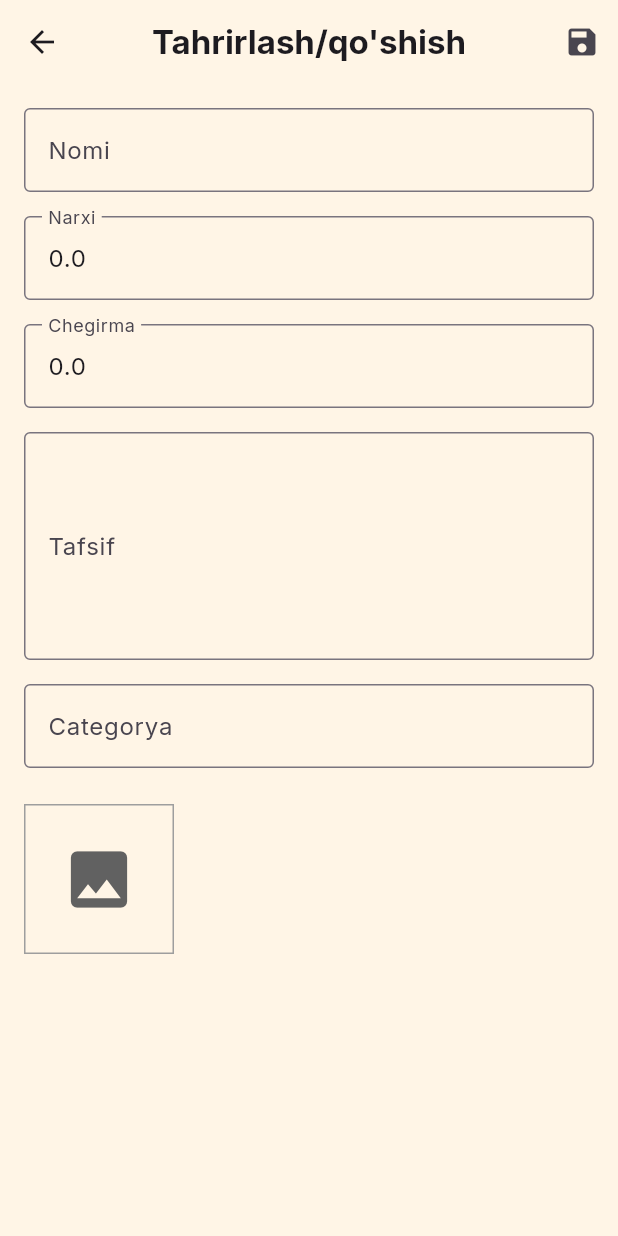
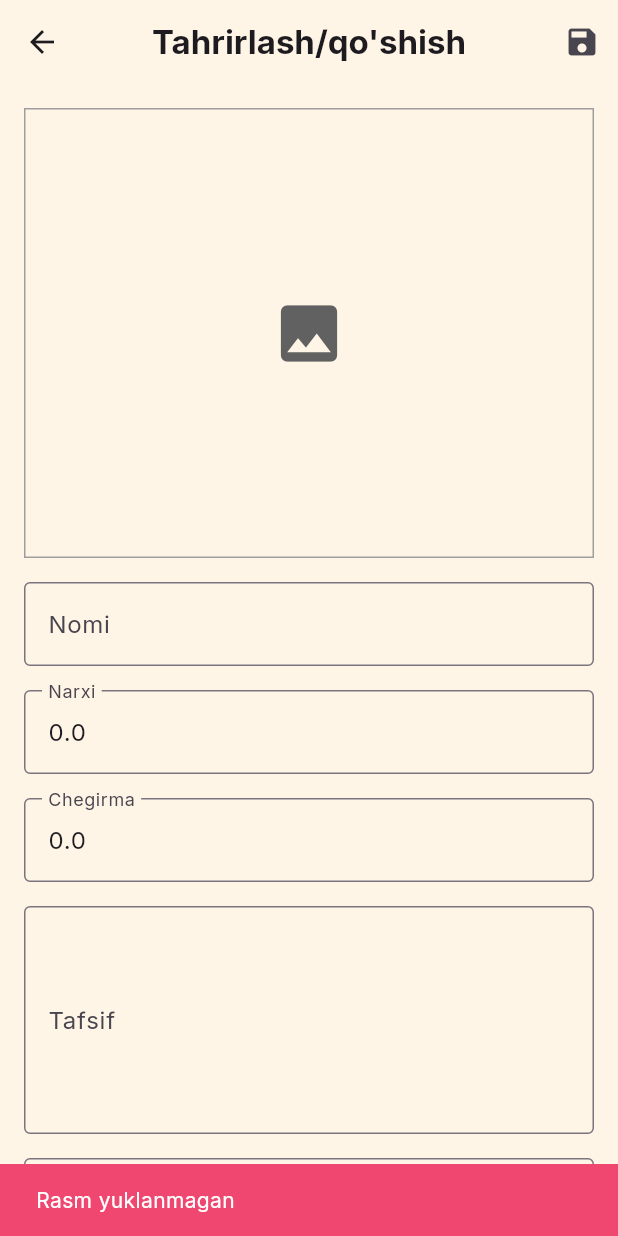
Before and after one commit to MrXon7/onlinesavdo, a Flutter app: the EditProductScreen screen opened directly, after a tap on the "image" icon, on a phone screen of 412 x 824 dp. Run offline on Flutter 3.47's test engine with Material 3 defaults, Android fonts, the phone set to English and light mode, and no system bars; our stand-ins replace cloud_firestore, firebase_core, google_fonts, image_picker; accounts and stored records are empty.

Commit message:
Rasm yuklash qo'shildi

```diff
--- /dev/null
+++ b/lib/data/models/image_model.dart
@@ -0,0 +1,26 @@
+import 'package:uuid/uuid.dart';
+
+class ImageBB {
+  final String url;
+  final String deleteUrl;
+
+
+  ImageBB({
+    required this.url,
+    required this.deleteUrl,
+  });
+
+  factory ImageBB.fromJson(Map<String, dynamic> json) {
+    return ImageBB(
+      url: json['url'],
+      deleteUrl: json['delete_url'],
+    );
+  }
+
+   Map<String, dynamic> toJson() {
+    return {
+      'url': url,
+      'delete_url': deleteUrl,
+    };
+  }
+}
--- a/lib/data/models/product_model.dart
+++ b/lib/data/models/product_model.dart
@@ -1,10 +1,12 @@
+import 'package:online_savdo/data/models/image_model.dart';
+
 class Product {
   final String id;
   final String name;
   final String description;
   final double price;
   final double discount;
-  final String imageUrl;
+  final ImageBB image;
   final String categorie;
 
   Product({
@@ -13,7 +15,7 @@ class Product {
     required this.description,
     required this.price,
     required this.discount,
-    required this.imageUrl,
+    required this.image,
     required this.categorie,
   });
 
@@ -25,7 +27,7 @@ class Product {
       description: json['description'],
       price: json['price'].toDouble(),
       discount: json['discount'].toDouble(),
-      imageUrl: json['imageUrl'],
+      image: ImageBB.fromJson(json['image']),
       categorie: json['categorie'],
     );
   }
@@ -38,7 +40,7 @@ class Product {
       'description': description,
       'price': price,
       'discount': discount,
-      'imageUrl': imageUrl,
+      'image': image.toJson(),
       'categorie': categorie,
     };
   }
--- a/lib/main.dart
+++ b/lib/main.dart
@@ -9,6 +9,7 @@ import 'package:online_savdo/core/constants/colors.dart';
 import 'package:online_savdo/firebase_options.dart';
 import 'package:online_savdo/presentation/providers/auth_provider.dart';
 import 'package:online_savdo/presentation/providers/cart_provider.dart';
+import 'package:online_savdo/presentation/providers/image_provider.dart';
 import 'package:online_savdo/presentation/providers/order_provider.dart';
 import 'package:online_savdo/presentation/providers/product_provider.dart';
 import 'package:online_savdo/presentation/providers/search_provider.dart';
@@ -29,6 +30,7 @@ Future<void> main() async{
       ChangeNotifierProvider(create: (_) => OrderProvider()),
       ChangeNotifierProvider(create: (_) => ProductProvider()),
       ChangeNotifierProvider(create: (_) => AuthProvider()),
+      ChangeNotifierProvider(create: (_) => ImageBBProvider()),
     ],
     child: MyApp(),
   ));
--- a/lib/presentation/pages/admin_pages/editProductScreen.dart
+++ b/lib/presentation/pages/admin_pages/editProductScreen.dart
@@ -1,20 +1,22 @@
 import 'package:flutter/material.dart';
 import 'package:google_fonts/google_fonts.dart';
-import 'package:image_picker/image_picker.dart';
+import 'package:online_savdo/core/constants/colors.dart';
+import 'package:online_savdo/data/models/image_model.dart';
 import 'package:online_savdo/data/models/product_model.dart';
+import 'package:online_savdo/presentation/providers/image_provider.dart';
 import 'package:online_savdo/presentation/providers/product_provider.dart';
 import 'package:provider/provider.dart';
-import 'dart:io';
 
+// ignore: must_be_immutable
 class EditProductScreen extends StatelessWidget {
   final Product product;
-  EditProductScreen({super.key, required this.product});
+  EditProductScreen({super.key, required this.product,} );
   final TextEditingController _nameController = TextEditingController();
   final TextEditingController _priceController = TextEditingController();
   final TextEditingController _discountController = TextEditingController();
   final TextEditingController _descriptionController = TextEditingController();
   final TextEditingController _categoryController = TextEditingController();
-  final _imageUrlController = TextEditingController();
+  late ImageBB _imageController=product.image;
   final _form = GlobalKey<FormState>();
 
   @override
@@ -24,8 +26,8 @@ class EditProductScreen extends StatelessWidget {
     _discountController.text = product.discount.toString();
     _descriptionController.text = product.description;
     _categoryController.text = product.categorie;
-    _imageUrlController.text = product.imageUrl;
 
+    final imgProvider = Provider.of<ImageBBProvider>(context);
     Future<void> saveForm() async {
       if (!_form.currentState!.validate()) {
         return;
@@ -34,6 +36,7 @@ class EditProductScreen extends StatelessWidget {
       try {
         if (product.id.isEmpty) {
           // Yangi mahsulot qo'shish
+
           await Provider.of<ProductProvider>(context, listen: false).addProduct(
             Product(
               id: DateTime.now().millisecondsSinceEpoch.toString(),
@@ -41,7 +44,7 @@ class EditProductScreen extends StatelessWidget {
               description: _descriptionController.text,
               price: double.parse(_priceController.text),
               discount: double.parse(_discountController.text),
-              imageUrl: _imageUrlController.text,
+              image: _imageController,
               categorie: _categoryController.text,
             ),
             // Add the second required argument here
@@ -56,26 +59,24 @@ class EditProductScreen extends StatelessWidget {
               description: _descriptionController.text,
               price: double.parse(_priceController.text),
               discount: double.parse(_discountController.text),
-              imageUrl: _imageUrlController.text,
+              image:  _imageController,
               categorie: _categoryController.text,
             ),
           );
         }
-        print("IMAGE URL: ${_imageUrlController.text}");
 
 // Controllerlarni tozalash
         _nameController.clear();
         _priceController.clear();
         _descriptionController.clear();
         _categoryController.clear();
-        _imageUrlController.clear();
         Navigator.of(context).pop();
       } catch (error) {
         await showDialog(
           context: context,
           builder: (ctx) => AlertDialog(
-            title: Text('An error occurred!'),
-            content: Text('Something went wrong.'),
+            title: Text('Xatolik yuz berdi!'),
+            content: Text('Nimadir xato ketdi.'),
             actions: [
               TextButton(
                 child: Text('Okay'),
@@ -89,15 +90,33 @@ class EditProductScreen extends StatelessWidget {
       } finally {}
     }
 
-    Future<void> _pickImage() async {
-      final picker = ImagePicker();
-      final pickedImage = await picker.pickImage(
-        source: ImageSource.gallery,
-        imageQuality: 80,
+    Future<void> pickImage() async {
+      final image = await imgProvider.pickImage();
+      if (image == null) {
+        ScaffoldMessenger.of(context).showSnackBar(
+          SnackBar(
+            backgroundColor: SweetShopColors.error,
+            content: Text(
+              'Rasm yuklanmagan',
+              style: TextStyle(color: Colors.white),
+            ),
+            duration: Duration(seconds: 2),
+          ),
+        );
+        return;
+      }
+      await imgProvider.uploadImage(await image.readAsBytes(), image.name);
+      _imageController = imgProvider.images!;
+      ScaffoldMessenger.of(context).showSnackBar(
+        SnackBar(
+          backgroundColor: SweetShopColors.accent,
+          content: Text(
+            'Rasm Yuklandi',
+            style: TextStyle(color: Colors.white),
+          ),
+          duration: Duration(seconds: 2),
+        ),
       );
-      if (pickedImage != null) {
-        _imageUrlController.text = File(pickedImage.path).toString();
-      }
     }
 
     return Scaffold(
@@ -110,29 +129,53 @@ class EditProductScreen extends StatelessWidget {
         actions: [
           IconButton(
             icon: Icon(Icons.save),
-            onPressed: saveForm,
+            onPressed: () => saveForm(),
           ),
         ],
       ),
-      body: Padding(
+      body:  Padding(
         padding: const EdgeInsets.all(16.0),
         child: Form(
           key: _form,
           child: ListView(
             children: [
+              GestureDetector(
+                onTap: pickImage,
+                child: Container(
+                  width: MediaQuery.of(context).size.width,
+                  height: 300,
+
+                  decoration: BoxDecoration(
+                    border: Border.all(width: 1, color: Colors.grey),
+                  ),
+                  // ignore: unnecessary_null_comparison
+                  child: product.image == null || product.image.url.isEmpty
+                      ? Center(
+                          child: Icon(Icons.image,
+                              size: 50, color: Colors.grey[700]),
+                        )
+                      : FittedBox(
+                          child: //Text(imgProvider.images!.url),
+                              Image.network(
+                            _imageController.url,
+                            fit: BoxFit.cover,
+                          ),
+                        ),
+                ),
+              ),
+              SizedBox(height: 16),
+
               TextFormField(
                 controller: _nameController,
                 decoration: InputDecoration(
                     labelText: 'Nomi', border: OutlineInputBorder()),
                 textInputAction: TextInputAction.next,
-
                 validator: (value) {
                   if (value!.isEmpty) {
                     return 'Mahsulot nomini kiriting.';
                   }
                   return null;
                 },
-
               ),
               SizedBox(height: 16),
               TextFormField(
@@ -230,35 +273,6 @@ class EditProductScreen extends StatelessWidget {
               //     );
               //   },
               // ),
-              SizedBox(height: 16),
-              Row(
-                crossAxisAlignment: CrossAxisAlignment.end,
-                children: [
-                  GestureDetector(
-                    onTap: _pickImage,
-                    child: Container(
-                      width: 100,
-                      height: 100,
-                      margin: EdgeInsets.only(top: 8, right: 10),
-                      decoration: BoxDecoration(
-                        border: Border.all(width: 1, color: Colors.grey),
-                      ),
-                      child: _imageUrlController.text.isEmpty
-                          ? Center(
-                              child: Icon(Icons.image,
-                                  size: 50, color: Colors.grey[700]),
-                            )
-                          : FittedBox(
-                              child: Text(_imageUrlController.text),
-                              // Image.network(
-                              //   _imageUrlController.text,
-                              //   fit: BoxFit.cover,
-                              // ),
-                            ),
-                    ),
-                  ),
-                ],
-              ),
             ],
           ),
         ),
--- a/lib/presentation/pages/admin_pages/productsScreen.dart
+++ b/lib/presentation/pages/admin_pages/productsScreen.dart
@@ -1,5 +1,6 @@
 import 'package:flutter/material.dart';
 import 'package:online_savdo/core/constants/colors.dart';
+import 'package:online_savdo/data/models/image_model.dart';
 import 'package:online_savdo/data/models/product_model.dart';
 import 'package:online_savdo/presentation/pages/admin_pages/editProductScreen.dart';
 import 'package:online_savdo/presentation/providers/product_provider.dart';
@@ -29,7 +30,7 @@ class ProductsScreen extends StatelessWidget {
         onPressed: () {
           // Navigate to add product screen
           Navigator.push(
-              context, MaterialPageRoute(builder: (_) => EditProductScreen(product:Product(id: "", name: "", description: "", price: 0, imageUrl: "", categorie: "", discount: 0),)));
+              context, MaterialPageRoute(builder: (_) => EditProductScreen(product:Product(id: "", name: "", description: "", price: 0, image: ImageBB(url: "", deleteUrl: ""), categorie: "", discount: 0),)));
         },
         backgroundColor: SweetShopColors.error,
         child: const Icon(Icons.add, color: Colors.white),
--- a/lib/presentation/pages/home_page.dart
+++ b/lib/presentation/pages/home_page.dart
@@ -197,11 +197,10 @@ class _HomePageState extends State<HomePage> {
                 padding: const EdgeInsets.all(8.0),
                 child: //Image(image: NetworkImage(imageUrl))
                     Image.network(
-                  product.imageUrl,
+                  product.image.url,
                   width: double.infinity,
                   fit: BoxFit.cover,
                   errorBuilder: (context, error, stackTrace) => Container(
-                    height: 120,
                     color: Colors.grey[200],
                     child: const Icon(Icons.image),
                   ),
--- a/lib/presentation/pages/productDetail_page.dart
+++ b/lib/presentation/pages/productDetail_page.dart
@@ -40,7 +40,7 @@ class ProductDetailPage extends StatelessWidget {
                   borderRadius: BorderRadius.circular(25)),
               child: ClipRRect(
                 child: Image.network(
-                  product.imageUrl,
+                  product.image.url,
                   height: 370,
                   width: double.infinity,
                   fit: BoxFit.cover,
--- a/lib/presentation/providers/cart_provider.dart
+++ b/lib/presentation/providers/cart_provider.dart
@@ -62,7 +62,7 @@ class CartProvider with ChangeNotifier {
               price: item['product']['price'],
               discount: item['product']['discount'],
               description: item['product']['description'],
-              imageUrl: item['product']['imageUrl'],
+              image: item['product']['image'].url,
               categorie: item['product']['categorie'],
             ),
             quantity: item['quantity'],
--- /dev/null
+++ b/lib/presentation/providers/image_provider.dart
@@ -0,0 +1,77 @@
+import 'dart:typed_data';
+
+import 'package:flutter/material.dart';
+import 'package:http/http.dart' as http;
+import 'package:image_picker/image_picker.dart';
+import 'dart:convert';
+
+import 'package:online_savdo/data/models/image_model.dart';
+
+class ImageBBProvider with ChangeNotifier {
+  final String _apiKey =
+      '71059ff5bf7d18a709c2dff763bae584'; // ImgBB dan olingan API kaliti
+  ImageBB? _images;
+  String _error = '';
+
+  ImageBB? get images => _images;
+  String get error => _error;
+
+  Future<void> uploadImage(Uint8List imageBytes, String fileName) async {
+    try {
+      final Uri apiUrl =
+          Uri.parse('https://api.imgbb.com/1/upload?key=$_apiKey');
+      String base64Image = base64Encode(imageBytes);
+      final response = await http.post(apiUrl, body: {
+        'image': base64Image,
+        'name': fileName,
+      });
+
+      final responseData = json.decode(response.body);
+
+      if (response.statusCode == 200) {
+        // Agar rasm muvaffaqiyatli yuklangan bo'lsa, natijani oling
+        _images = ImageBB.fromJson(responseData['data']);
+      } else {
+        // Agar xato yuz bersa, xatoni qaytaring
+        throw Exception(
+            'Rasm yuklashda xato: ${responseData['error']['message']}');
+      }
+    } catch (e) {
+      _error = 'Xatolik yuz berdi: ${e.toString()}';
+    } finally {
+      notifyListeners();
+    }
+  }
+
+  Future<void> deleteImage(ImageBB image) async {
+    try {
+      // ImgBB ning delete URLiga so'rov
+      final response = await http.get(Uri.parse(image.deleteUrl));
+
+      if (response.statusCode == 200) {
+        _images = null; // O'chirilgandan so'ng rasmni null ga o'rnatish
+        notifyListeners();
+      } else {
+        throw Exception('Oʻchirish muvaffaqiyatsiz: ${response.statusCode}');
+      }
+    } catch (e) {
+      _error = 'Rasm o\'chirishda xato: ${e.toString()}';
+      notifyListeners();
+    }
+  }
+
+  Future<XFile?> pickImage() async {
+    try {
+      final pickedFile = await ImagePicker().pickImage(
+        source: ImageSource.gallery,
+        maxWidth: 2000,
+        imageQuality: 90,
+      );
+      return pickedFile;
+    } catch (e) {
+      _error = 'Rasm tanlashda xato: ${e.toString()}';
+      notifyListeners();
+      return null;
+    }
+  }
+}
--- a/lib/presentation/widgets/adm_order_card.dart
+++ b/lib/presentation/widgets/adm_order_card.dart
@@ -89,7 +89,7 @@ class AdmOrderCart extends StatelessWidget {
                                     isAdmin: true,
                                   ))),
                       leading: Image.network(
-                        item.product.imageUrl,
+                        item.product.image.url,
                         width: 50,
                         height: 50,
                         errorBuilder: (context, error, stackTrace) => Container(
--- a/lib/presentation/widgets/adm_pruduct_cart.dart
+++ b/lib/presentation/widgets/adm_pruduct_cart.dart
@@ -36,7 +36,7 @@ class Adm_product_cart extends StatelessWidget {
                       child: ClipRRect(
                         borderRadius: BorderRadius.circular(8),
                         child: Image.network(
-                          product.imageUrl,
+                          product.image.url,
                           width: 80,
                           height: 80,
                           fit: BoxFit.cover,
--- a/lib/presentation/widgets/cart_item_card.dart
+++ b/lib/presentation/widgets/cart_item_card.dart
@@ -38,7 +38,7 @@ class CartItemCard extends StatelessWidget {
                 child: ClipRRect(
                   borderRadius: BorderRadius.circular(8),
                   child: Image.network(
-                    cartItem.product.imageUrl,
+                    cartItem.product.image.url,
                     width: 80,
                     height: 80,
                     fit: BoxFit.cover,
--- a/lib/presentation/widgets/order_cart.dart
+++ b/lib/presentation/widgets/order_cart.dart
@@ -87,7 +87,7 @@ class OrderCart extends StatelessWidget {
                       },
                       child: ListTile(
                         leading: Image.network(
-                          item.product.imageUrl,
+                          item.product.image.url,
                           width: 50,
                           height: 50,
                           errorBuilder: (context, error, stackTrace) =>
--- a/lib/presentation/widgets/product_card.dart
+++ b/lib/presentation/widgets/product_card.dart
@@ -34,7 +34,7 @@ class ProductCard extends StatelessWidget {
               child: ClipRRect(
                 borderRadius: const BorderRadius.all(Radius.circular(15)),
                 child: Image.network(
-                  product.imageUrl,
+                  product.image.url,
                   height: 170,
                   width: double.infinity,
                   fit: BoxFit.cover,
--- a/pubspec.yaml
+++ b/pubspec.yaml
@@ -42,6 +42,10 @@ dependencies:
   image_picker: ^1.1.2
   firebase_core: ^3.13.0
   cloud_firestore: ^5.6.6
+  supabase_flutter: ^2.9.0
+  http: ^1.3.0
+  uuid: ^4.5.1
+  flutter_image_compress: ^2.4.0
 
 dev_dependencies:
   flutter_test:
```
Also changed, not shown: lib/presentation/providers/product_provider.dart (+13 -18 lines), pubspec.lock, 5 other files.
